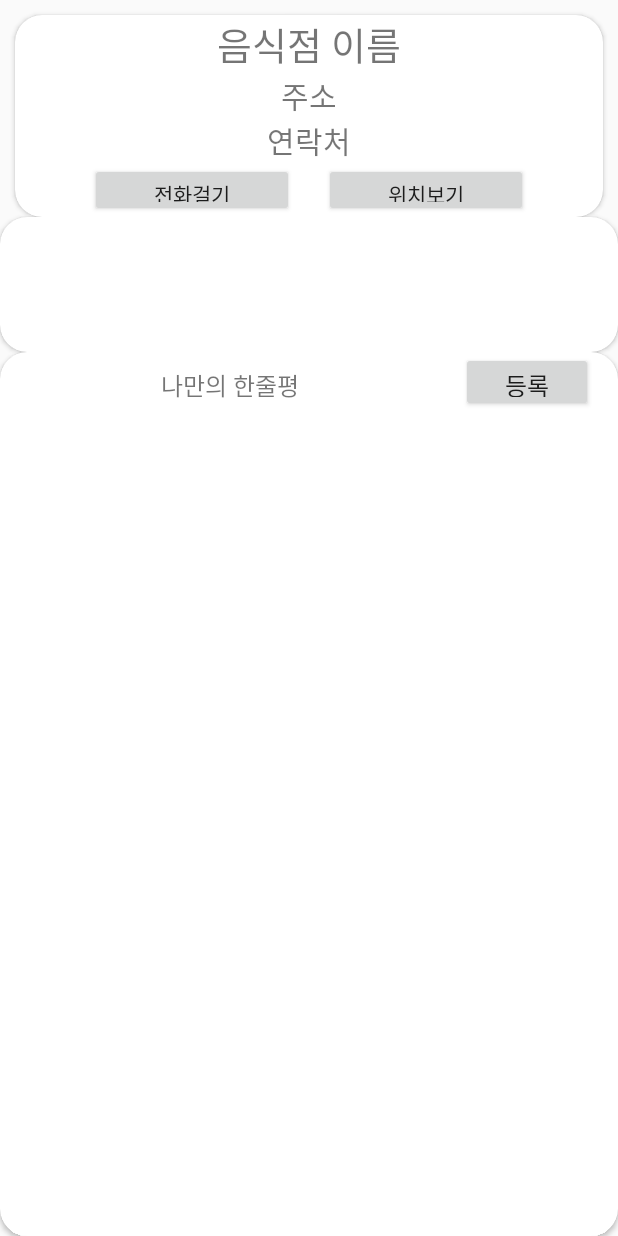
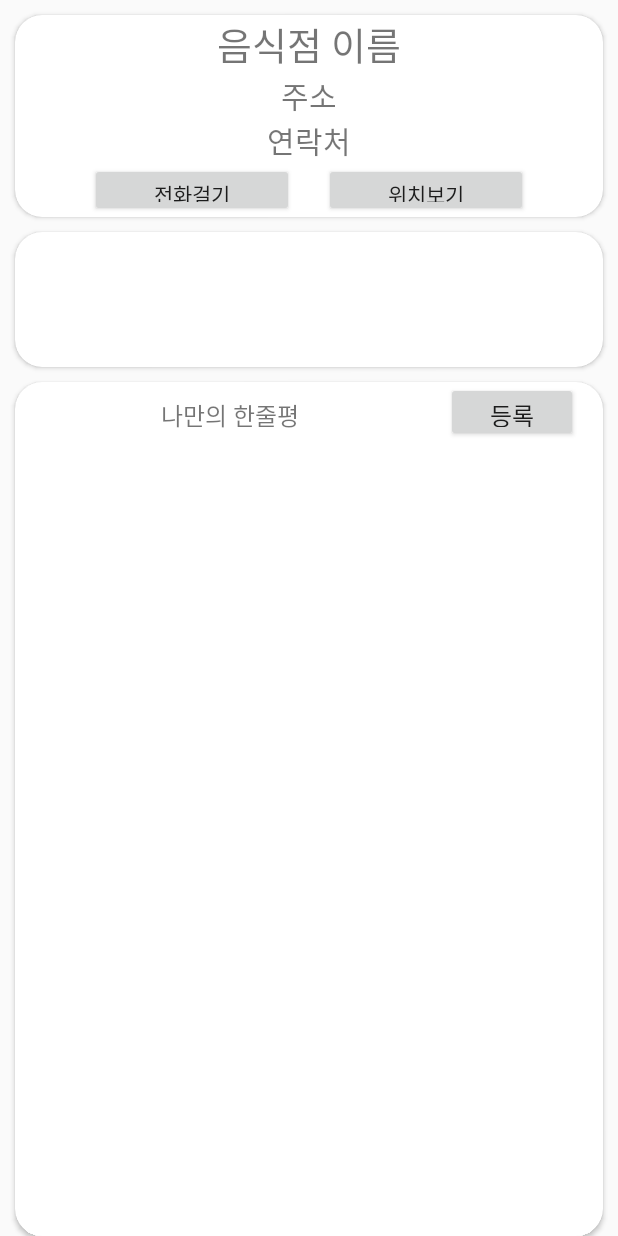
Before and after one commit to Drillsh/project_WhatToEat, an Android app: the RestaurantActivity screen opened directly, with no data from a screen before it, after a tap on "전화걸기", on a phone screen of 412 x 824 dp. Run offline under Robolectric (Android 15) with nearby library versions, the phone set to English and light mode, and no system bars.

Commit message:
-수정사항 by.kss 20200804_02
Add Restaurant Activity Intent

```diff
--- a/app/src/main/java/kr/or/mrhi/android/whattoeat_project/activity/RestaurantActivity.java
+++ b/app/src/main/java/kr/or/mrhi/android/whattoeat_project/activity/RestaurantActivity.java
@@ -65,7 +65,7 @@ public class RestaurantActivity extends AppCompatActivity implements View.OnClic
         switch (view.getId()){
             //음식점으로 전화연결
             case R.id.btnRestCall :
-                Intent intent = new Intent(Intent.ACTION_DIAL, Uri.parse("tel: "+ restaurantData.getPhoneNum()));
+                Intent intent = new Intent(Intent.ACTION_DIAL, Uri.parse("tel:012-3456-7890"));
                 startActivity(intent);
                 break;
             //음식점 위치 정보
--- a/app/src/main/java/kr/or/mrhi/android/whattoeat_project/fragment/Main_frag.java
+++ b/app/src/main/java/kr/or/mrhi/android/whattoeat_project/fragment/Main_frag.java
@@ -1,6 +1,7 @@
 package kr.or.mrhi.android.whattoeat_project.fragment;
 
 import android.content.Context;
+import android.content.Intent;
 import android.os.Bundle;
 import android.view.LayoutInflater;
 import android.view.View;
@@ -20,6 +21,7 @@ import java.util.ArrayList;
 
 import kr.or.mrhi.android.whattoeat_project.R;
 import kr.or.mrhi.android.whattoeat_project.activity.MainActivity;
+import kr.or.mrhi.android.whattoeat_project.activity.RestaurantActivity;
 import kr.or.mrhi.android.whattoeat_project.adapter.BrandListAdapter;
 import kr.or.mrhi.android.whattoeat_project.controller.RestaurantDB_Controller;
 import kr.or.mrhi.android.whattoeat_project.model.RestaurantData;
@@ -92,6 +94,8 @@ public class Main_frag extends Fragment implements BrandListAdapter.OnItemClickL
         nearbyListAdapter.setOnItemClickListener(new BrandListAdapter.OnItemClickListener() {
             @Override
             public void onItemClick(View v, int pos) {
+                Intent intent = new Intent(getActivity(), RestaurantActivity.class);
+                startActivity(intent);
                 Toast.makeText(mainActivity, "클릭클릭", Toast.LENGTH_SHORT).show();
             }
         });
--- a/app/src/main/res/layout/activity_restaurant.xml
+++ b/app/src/main/res/layout/activity_restaurant.xml
@@ -75,6 +75,9 @@
     <androidx.cardview.widget.CardView
         android:layout_width="match_parent"
         android:layout_height="wrap_content"
+        android:layout_marginLeft="10dp"
+        android:layout_marginTop="10dp"
+        android:layout_marginRight="10dp"
         app:cardCornerRadius="18dp">
 
         <LinearLayout
@@ -93,6 +96,9 @@
     <androidx.cardview.widget.CardView
         android:layout_width="match_parent"
         android:layout_height="match_parent"
+        android:layout_marginLeft="10dp"
+        android:layout_marginTop="10dp"
+        android:layout_marginRight="10dp"
         app:cardCornerRadius="18dp">
 
         <LinearLayout
```
